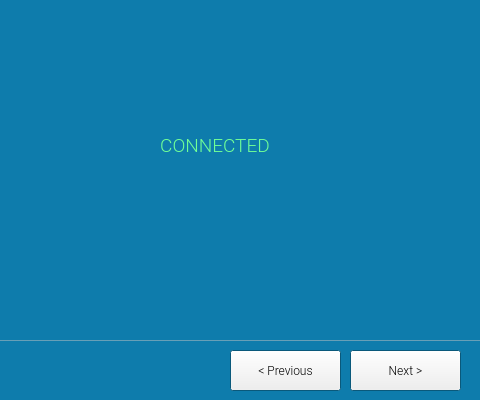
Above: src/wizard/wizard.ui from olgierdh/mongoose-flashing-tool before the change; both pictures show x 360 to 840 and y 120 to 520 of the 840 by 520 pixel window. Below: the same form after it.
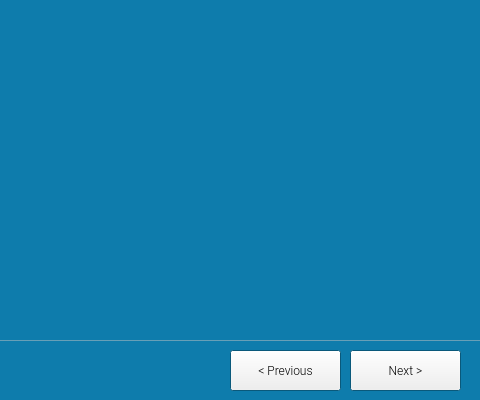
That is the form after the change. The open tabs and pages were chosen to show the change. Icons and pictures are not drawn. Custom widgets are drawn as their Qt base class.

Diff of the .ui file:
```diff
--- a/src/wizard/wizard.ui
+++ b/src/wizard/wizard.ui
@@ -1806,146 +1806,20 @@
        <set>Qt::AlignCenter</set>
       </property>
      </widget>
-     <widget class="QLabel" name="s3_1_circle">
-      <property name="geometry">
-       <rect>
-        <x>420</x>
-        <y>80</y>
-        <width>310</width>
-        <height>250</height>
-       </rect>
-      </property>
-      <property name="maximumSize">
-       <size>
-        <width>491</width>
-        <height>331</height>
-       </size>
-      </property>
-      <property name="text">
-       <string/>
-      </property>
-      <property name="pixmap">
-       <pixmap resource="wizard.qrc">:/img/loading_complete.png</pixmap>
-      </property>
-      <property name="alignment">
-       <set>Qt::AlignCenter</set>
-      </property>
-     </widget>
-     <widget class="QLabel" name="s3_1_connected">
+     <widget class="ProgressWidget" name="s3_1_progress">
       <property name="geometry">
        <rect>
         <x>510</x>
-        <y>165</y>
-        <width>130</width>
-        <height>80</height>
+        <y>130</y>
+        <width>180</width>
+        <height>180</height>
        </rect>
       </property>
-      <property name="palette">
-       <palette>
-        <active>
-         <colorrole role="WindowText">
-          <brush brushstyle="SolidPattern">
-           <color alpha="255">
-            <red>112</red>
-            <green>255</green>
-            <blue>150</blue>
-           </color>
-          </brush>
-         </colorrole>
-         <colorrole role="Text">
-          <brush brushstyle="SolidPattern">
-           <color alpha="255">
-            <red>112</red>
-            <green>255</green>
-            <blue>150</blue>
-           </color>
-          </brush>
-         </colorrole>
-         <colorrole role="ButtonText">
-          <brush brushstyle="SolidPattern">
-           <color alpha="255">
-            <red>112</red>
-            <green>255</green>
-            <blue>150</blue>
-           </color>
-          </brush>
-         </colorrole>
-        </active>
-        <inactive>
-         <colorrole role="WindowText">
-          <brush brushstyle="SolidPattern">
-           <color alpha="255">
-            <red>112</red>
-            <green>255</green>
-            <blue>150</blue>
-           </color>
-          </brush>
-         </colorrole>
-         <colorrole role="Text">
-          <brush brushstyle="SolidPattern">
-           <color alpha="255">
-            <red>112</red>
-            <green>255</green>
-            <blue>150</blue>
-           </color>
-          </brush>
-         </colorrole>
-         <colorrole role="ButtonText">
-          <brush brushstyle="SolidPattern">
-           <color alpha="255">
-            <red>112</red>
-            <green>255</green>
-            <blue>150</blue>
-           </color>
-          </brush>
-         </colorrole>
-        </inactive>
-        <disabled>
-         <colorrole role="WindowText">
-          <brush brushstyle="SolidPattern">
-           <color alpha="255">
-            <red>112</red>
-            <green>255</green>
-            <blue>150</blue>
-           </color>
-          </brush>
-         </colorrole>
-         <colorrole role="Text">
-          <brush brushstyle="SolidPattern">
-           <color alpha="255">
-            <red>112</red>
-            <green>255</green>
-            <blue>150</blue>
-           </color>
-          </brush>
-         </colorrole>
-         <colorrole role="ButtonText">
-          <brush brushstyle="SolidPattern">
-           <color alpha="255">
-            <red>112</red>
-            <green>255</green>
-            <blue>150</blue>
-           </color>
-          </brush>
-         </colorrole>
-        </disabled>
-       </palette>
+      <property name="toolTip">
+       <string>Fancy progress widget</string>
       </property>
-      <property name="font">
-       <font>
-        <family>Roboto Light</family>
-        <pointsize>14</pointsize>
-        <underline>false</underline>
-       </font>
-      </property>
-      <property name="styleSheet">
-       <string notr="true">color:#70ff96</string>
-      </property>
-      <property name="text">
-       <string>CONNECTED</string>
-      </property>
-      <property name="alignment">
-       <set>Qt::AlignCenter</set>
+      <property name="whatsThis">
+       <string>Circular progress widget.</string>
       </property>
      </widget>
     </widget>
```
Left out of the diff: 8 changed lines with no effect on the pictures.
